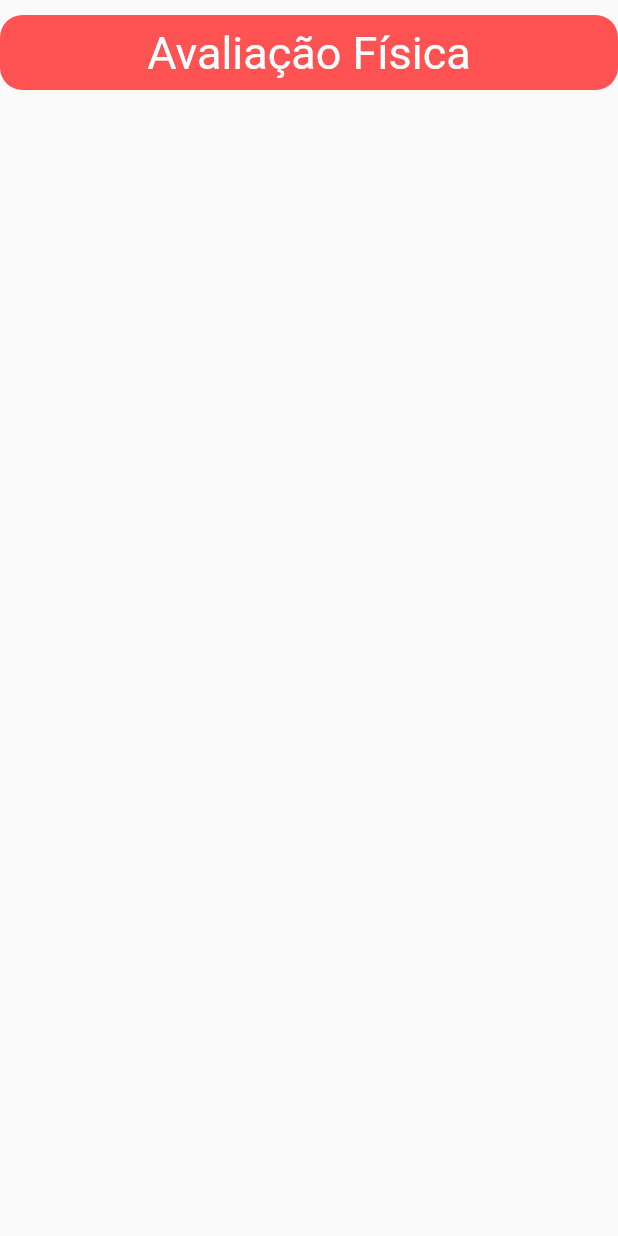
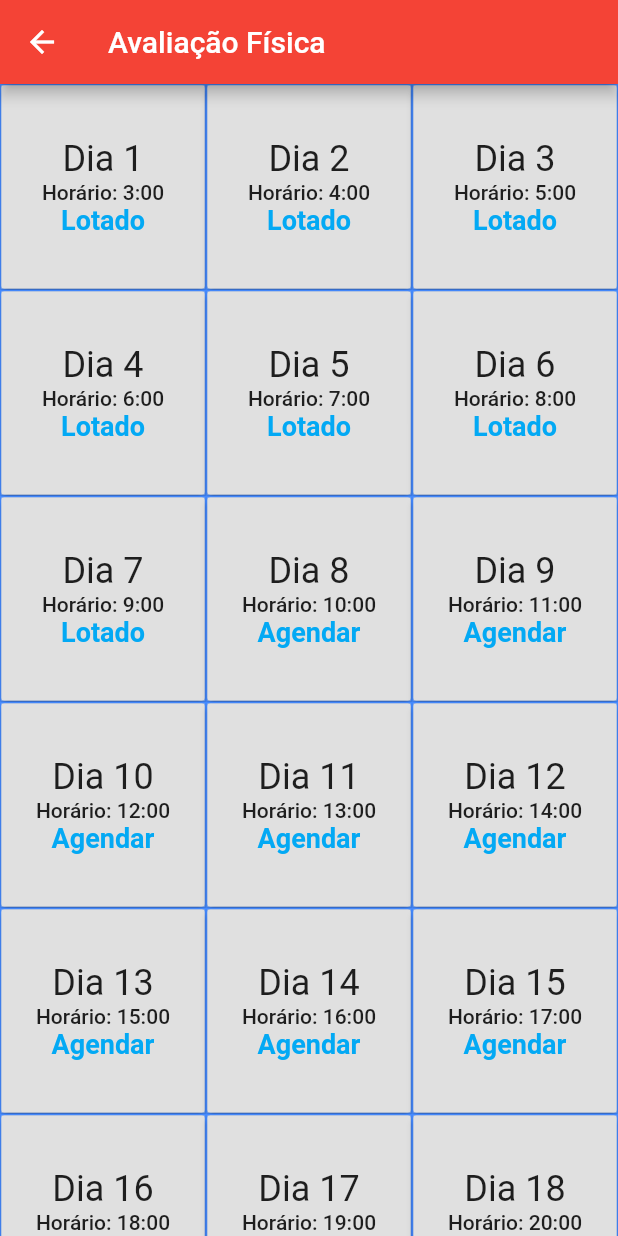
Before and after one commit to Pablofr10/Projeto-TCC, a Flutter app: the AtendimentoWidgets widget shown alone on an empty page, opened directly, after a tap on "Avaliação Física", on a phone screen of 412 x 824 dp. Run offline on Flutter 3.47's test engine with Material 2 defaults, Android fonts, the phone set to English and light mode, and no system bars; network calls fail.

Commit message:
Agendamento horarios

```diff
--- a/lib/ui/telas/historico_tela.dart
+++ b/lib/ui/telas/historico_tela.dart
@@ -29,6 +29,7 @@ class _HistoricoTelaState extends State<HistoricoPage> {
 
   @override
   Widget build(BuildContext context) {
+
     return Scaffold(
         appBar: AppBar(
           title: Text('Histórico',
@@ -38,7 +39,7 @@ class _HistoricoTelaState extends State<HistoricoPage> {
         body: FutureBuilder<List<Historico>>(
             future: fetchHistorico(),
             builder: (context, snapshot) {
-              print(snapshot);
+
               return snapshot.hasData
                ? ListaWidget(historico: snapshot.data)
                : Center(child: CircularProgressIndicator());
--- a/lib/ui/telas/home_tela.dart
+++ b/lib/ui/telas/home_tela.dart
@@ -1,13 +1,11 @@
 import 'package:flutter/material.dart';
 import 'package:projeto_tcc/ui/telas/historico_tela.dart';
-import 'package:projeto_tcc/ui/telas/login_page.dart';
 import 'package:projeto_tcc/ui/widgets/quad_widgets.dart';
 
 import 'agendamento_tela.dart';
 import 'paciente_tela.dart';
 
 class HomePage extends StatefulWidget {
-  HomePage({Key key}) : super(key: key);
 
   _HomePageState createState() => _HomePageState();
 }
@@ -100,11 +98,11 @@ class _HomePageState extends State<HomePage> {
                                         CrossAxisAlignment.stretch,
                                     children: <Widget>[
                                       Text(
-                                        'A Policlínica não funcionara nos dias xxx devido a outras coisas sssssssssssssss sssssssss ssss',
+                                        'A Policlínica não funcionara nos dias 26 e 24',
                                         style: TextStyle(fontSize: 15),
                                       ),
                                       Text(
-                                        'A Policlínica não funcionara nos dias xxx devido a outras coisas',
+                                        'Dia 28/09 será a comemoração do dia dos Bombeiros',
                                         style: TextStyle(fontSize: 15),
                                       ),
                                     ],
--- a/lib/ui/widgets/atendimento_widget.dart
+++ b/lib/ui/widgets/atendimento_widget.dart
@@ -1,4 +1,6 @@
 import 'package:flutter/material.dart';
+
+import 'horarios_widget.dart';
 
 class AtendimentoWidgets extends StatelessWidget {
   final String nome;
@@ -16,13 +18,20 @@ class AtendimentoWidgets extends StatelessWidget {
         borderRadius: BorderRadius.circular(15),
       ),
       child: InkWell(
-              child: Padding(
+        child: Padding(
           padding: const EdgeInsets.all(8.0),
           child: Center(
-            child: Text(nome, style: TextStyle(color: Colors.white, fontSize: 30), )
-          ),
+              child: Text(
+            nome,
+            style: TextStyle(color: Colors.white, fontSize: 30),
+          )),
         ),
-        onTap: (){},
+        onTap: () {
+          Navigator.of(context).push(MaterialPageRoute(
+            builder: (context) => HorariosWidget(nome),
+          ));
+
+        },
       ),
     );
   }
--- /dev/null
+++ b/lib/ui/widgets/horarios_widget.dart
@@ -0,0 +1,46 @@
+import 'package:flutter/material.dart';
+
+class HorariosWidget extends StatelessWidget {
+  String title;
+
+  HorariosWidget(this.title);
+
+  @override
+  Widget build(BuildContext context) {
+    return Scaffold(
+      appBar: AppBar(
+        title: Text(title),
+      ),
+      body: GridView.count(
+        crossAxisCount: 3,
+        children: List.generate(20, (index) {
+          return Container(
+              decoration:
+                  BoxDecoration(border: Border.all(color: Colors.blueAccent)),
+              child: RaisedButton(
+                child: Column(
+                  mainAxisAlignment: MainAxisAlignment.center,
+                  children: <Widget>[
+                    Text(
+                      'Dia ${index + 1}',
+                      style: Theme.of(context).textTheme.headline,
+                    ),
+                    Text('Horário: ${index + 1 * 3}:00'),
+                    Text(index > 6 ? 'Agendar' : 'Lotado', style: TextStyle(fontWeight: FontWeight.bold, fontSize: 18, color: Colors.lightBlue),)
+                  ],
+                ),
+                onPressed: () {
+                   AlertDialog alert = AlertDialog(
+    title: Text("My title"),
+    content: Text("This is my message."),
+    actions: [
+      okButton,
+    ],
+  );
+                },
+              ));
+        }),
+      ),
+    );
+  }
+}
--- a/pubspec.yaml
+++ b/pubspec.yaml
@@ -13,6 +13,7 @@ dependencies:
   cupertino_icons: ^0.1.2
   http: ^0.12.0+2
   intl: ^0.16.0
+  provider: ^3.1.0+1
 
 dev_dependencies:
   flutter_test:
```
Also changed, not shown: lib/core/bloc/historico_bloc.dart (deleted, +0 -17 lines), lib/core/model/login.dart (added, +33 -0 lines), lib/core/provider/user_provider.dart (added, +13 -0 lines), lib/ui/telas/login_page.dart (+47 -23 lines), lib/ui/widgets/perfil_widget.dart (+19 -4 lines), pubspec.lock.
